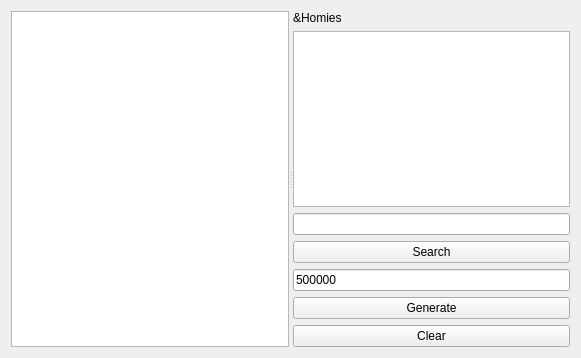
Above: form.ui from Nslice/HashTable before the change. Below: the same form after it.
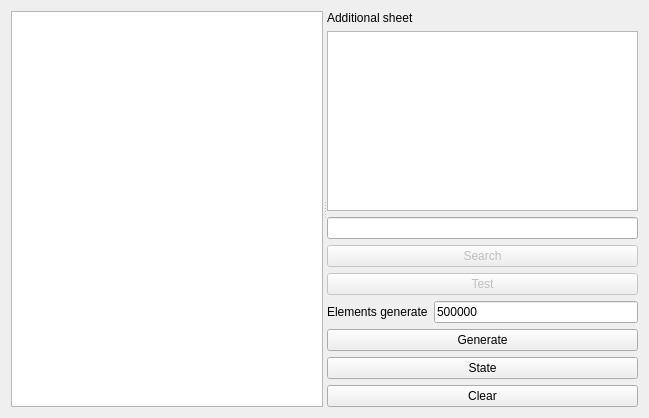
That is the form after the change.

Diff of the .ui file:
```diff
--- a/form.ui
+++ b/form.ui
@@ -6,8 +6,8 @@
    <rect>
     <x>0</x>
     <y>0</y>
-    <width>581</width>
-    <height>358</height>
+    <width>649</width>
+    <height>418</height>
    </rect>
   </property>
   <property name="windowTitle">
@@ -27,7 +27,7 @@
          <item>
           <widget class="QLabel" name="label">
            <property name="text">
-            <string>&amp;Homies</string>
+            <string>Additional sheet</string>
            </property>
           </widget>
          </item>
@@ -39,15 +39,52 @@
          </item>
          <item>
           <widget class="QPushButton" name="searchButton">
+           <property name="enabled">
+            <bool>false</bool>
+           </property>
            <property name="text">
             <string>Search</string>
            </property>
           </widget>
          </item>
+         <item>
+          <widget class="QPushButton" name="testButton">
+           <property name="enabled">
+            <bool>false</bool>
+           </property>
+           <property name="sizePolicy">
+            <sizepolicy hsizetype="Minimum" vsizetype="Fixed">
+             <horstretch>0</horstretch>
+             <verstretch>0</verstretch>
+            </sizepolicy>
+           </property>
+           <property name="maximumSize">
+            <size>
+             <width>16777215</width>
+             <height>16777215</height>
+            </size>
+           </property>
+           <property name="layoutDirection">
+            <enum>Qt::RightToLeft</enum>
+           </property>
+           <property name="text">
+            <string>Test</string>
+           </property>
+          </widget>
+         </item>
         </layout>
        </item>
        <item>
-        <layout class="QVBoxLayout" name="verticalLayout">
+        <layout class="QVBoxLayout" name="downLvl2Layout">
+         <item>
+          <layout class="QHBoxLayout" name="horizontalLayout_1">
+           <item>
+            <widget class="QLabel" name="countToGenerateLabel">
+             <property name="text">
+              <string>Elements generate</string>
+             </property>
+            </widget>
+           </item>
          <item>
           <widget class="QLineEdit" name="numberGenerateEdit">
            <property name="text">
@@ -55,6 +92,12 @@
            </property>
           </widget>
          </item>
+          </layout>
+         </item>
+         <item>
+          <layout class="QHBoxLayout" name="horizontalLayout_2">
+           <item>
+            <layout class="QVBoxLayout" name="lvl4Layout">
          <item>
           <widget class="QPushButton" name="generateButton">
            <property name="text">
@@ -62,12 +105,23 @@
            </property>
           </widget>
          </item>
+             <item>
+              <widget class="QPushButton" name="stateButton">
+               <property name="text">
+                <string>State</string>
+               </property>
+              </widget>
+             </item>
          <item>
           <widget class="QPushButton" name="clearButton">
            <property name="text">
             <string>Clear</string>
            </property>
           </widget>
+             </item>
+            </layout>
+           </item>
+          </layout>
          </item>
         </layout>
        </item>
```
Left out of the diff: 8 changed lines with no effect on the pictures. Lines whose indentation alone changed are shown as unchanged.
